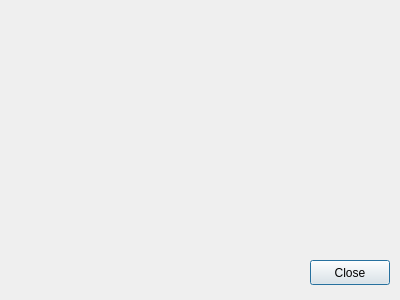
First picture: the form in src/big_screen.ui, repository obook/I-like-Chopin, before the edit.
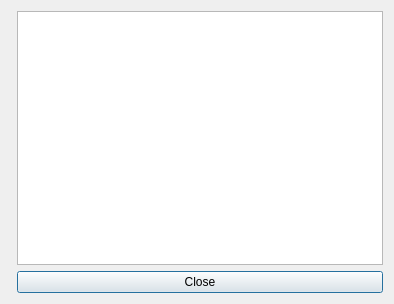
Second picture: the form after the edit.

Commit message: Work about Big Screen

Patch:
```diff
--- a/src/big_screen.ui
+++ b/src/big_screen.ui
@@ -6,26 +6,29 @@
    <rect>
     <x>0</x>
     <y>0</y>
-    <width>400</width>
-    <height>300</height>
+    <width>394</width>
+    <height>304</height>
    </rect>
   </property>
   <property name="windowTitle">
    <string>Dialog</string>
   </property>
+  <layout class="QGridLayout" name="gridLayout">
+   <item row="0" column="0">
+    <layout class="QFormLayout" name="formLayout">
+     <item row="0" column="1">
+      <widget class="QTextBrowser" name="textBrowser"/>
+     </item>
+     <item row="1" column="1">
   <widget class="QPushButton" name="pushButtonClose">
-   <property name="geometry">
-    <rect>
-     <x>310</x>
-     <y>260</y>
-     <width>80</width>
-     <height>25</height>
-    </rect>
-   </property>
    <property name="text">
     <string>Close</string>
    </property>
   </widget>
+     </item>
+    </layout>
+   </item>
+  </layout>
  </widget>
  <resources/>
  <connections/>
```
Lines whose indentation alone changed are shown as unchanged. The commit also changes 5 other files.
